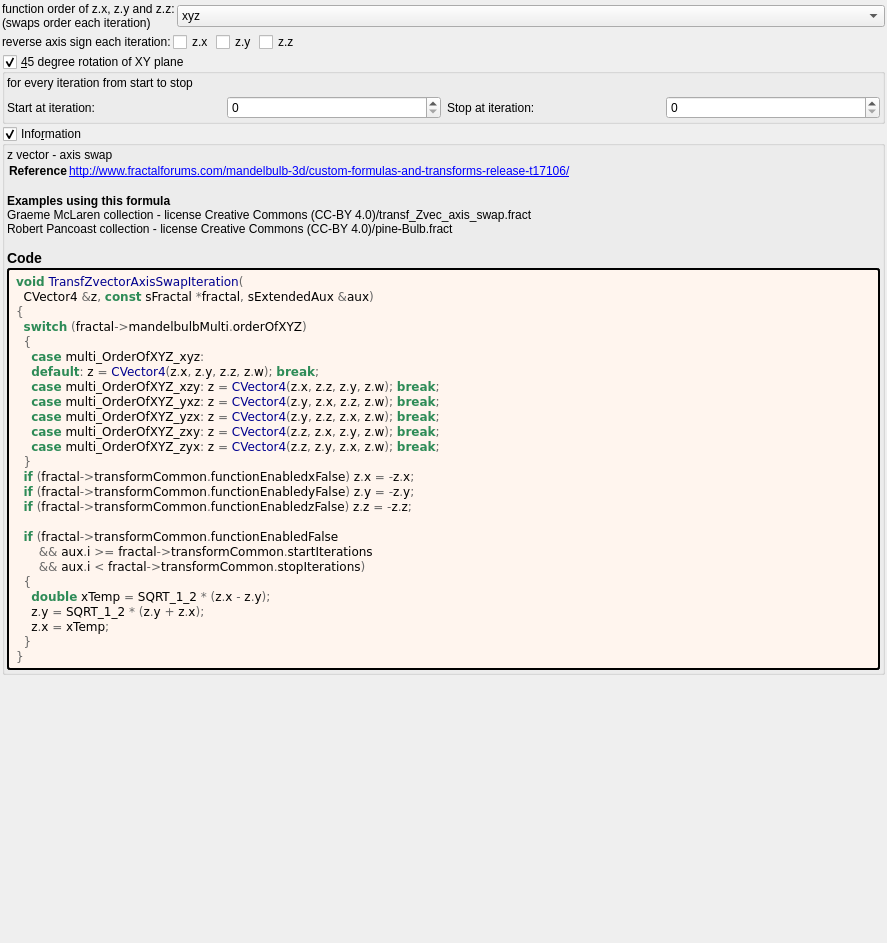
Old version of the form mandelbulber2/deploy/share/mandelbulber2/formula/ui/transf_zvector_axis_swap.ui in the repository irinox-ctrl/mandelbulber2.
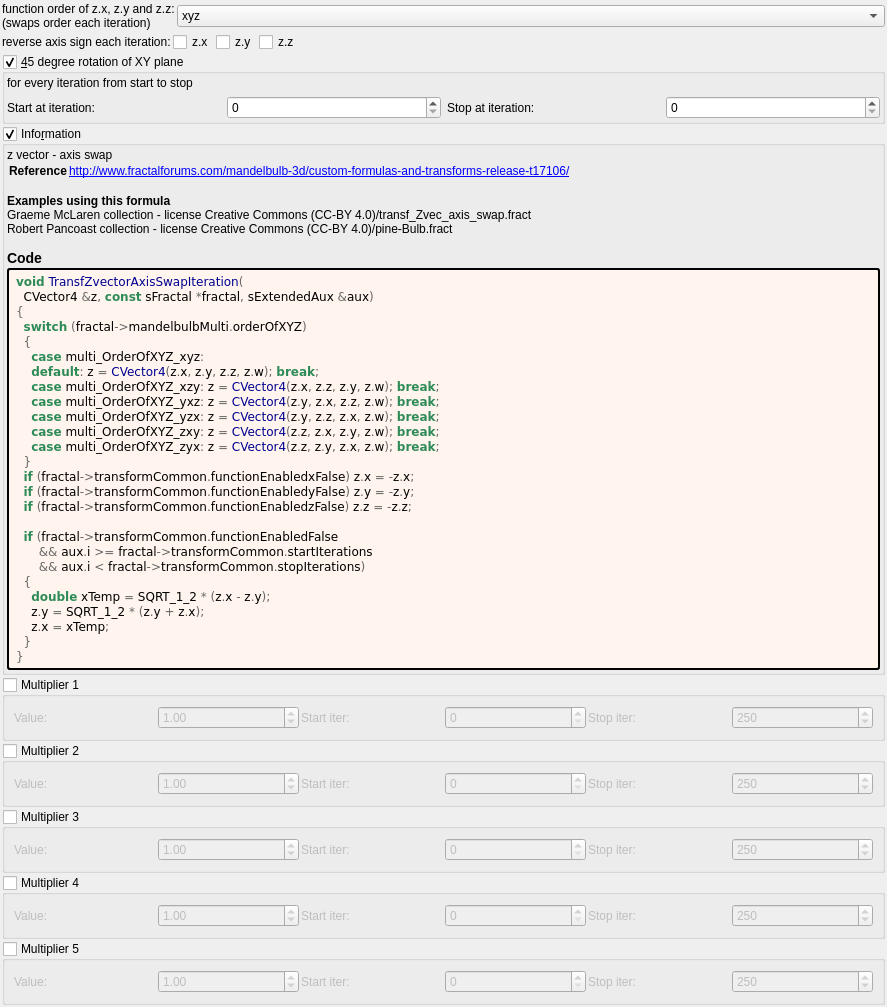
New version of the form. Custom widgets are drawn as their Qt base class.

Commit message:
feat: add 5 general-purpose multipliers to all 1007 fractal formulas
Each multiplier has:
- Checkbox (OFF by default)
- Value spinbox (default 1.0, range -100 to 100)
- Iteration start/stop range

Logic: z *= value; DE *= |value|;

Uses existing transformCommon parameters:
- Checkboxes: functionEnabledBx/By/Bz/Bw/CzFalse
- Values: scale4/5/6/8/16
- Ranges: startIterationsB-F/stopIterationsB-F

Modified 1007 .cpp (CPU), 1006 .cl (GPU), 1023 .ui files.
Both source (formula/) and deploy (deploy/share/) copies updated.

Patch:
```diff
--- a/mandelbulber2/deploy/share/mandelbulber2/formula/ui/transf_zvector_axis_swap.ui
+++ b/mandelbulber2/deploy/share/mandelbulber2/formula/ui/transf_zvector_axis_swap.ui
@@ -301,6 +301,192 @@
      </layout>
     </widget>
    </item>
+   <item>
+    <widget class="MyGroupBox" name="groupCheck_transf_function_enabledBx_false">
+     <property name="title"><string>Multiplier 1</string></property>
+     <property name="checkable"><bool>true</bool></property>
+     <property name="checked"><bool>false</bool></property>
+     <layout class="QGridLayout" name="gridLayout_mult1">
+      <property name="spacing"><number>2</number></property>
+      <item row="0" column="0">
+       <widget class="QLabel"><property name="text"><string>Value:</string></property></widget>
+      </item>
+      <item row="0" column="1">
+       <widget class="MyDoubleSpinBox" name="spinbox_transf_scale_4">
+        <property name="minimum"><double>-100.0</double></property><property name="maximum"><double>100.0</double></property>
+        <property name="singleStep"><double>0.01</double></property><property name="value"><double>1.0</double></property>
+       </widget>
+      </item>
+      <item row="0" column="2">
+       <widget class="QLabel"><property name="text"><string>Start iter:</string></property></widget>
+      </item>
+      <item row="0" column="3">
+       <widget class="MySpinBox" name="spinboxInt_transf_start_iterations_B">
+        <property name="minimum"><number>0</number></property><property name="maximum"><number>10000</number></property>
+        <property name="value"><number>0</number></property>
+       </widget>
+      </item>
+      <item row="0" column="4">
+       <widget class="QLabel"><property name="text"><string>Stop iter:</string></property></widget>
+      </item>
+      <item row="0" column="5">
+       <widget class="MySpinBox" name="spinboxInt_transf_stop_iterations_B">
+        <property name="minimum"><number>0</number></property><property name="maximum"><number>10000</number></property>
+        <property name="value"><number>250</number></property>
+       </widget>
+      </item>
+     </layout>
+    </widget>
+   </item>
+   <item>
+    <widget class="MyGroupBox" name="groupCheck_transf_function_enabledBy_false">
+     <property name="title"><string>Multiplier 2</string></property>
+     <property name="checkable"><bool>true</bool></property>
+     <property name="checked"><bool>false</bool></property>
+     <layout class="QGridLayout" name="gridLayout_mult2">
+      <property name="spacing"><number>2</number></property>
+      <item row="0" column="0">
+       <widget class="QLabel"><property name="text"><string>Value:</string></property></widget>
+      </item>
+      <item row="0" column="1">
+       <widget class="MyDoubleSpinBox" name="spinbox_transf_scale_5">
+        <property name="minimum"><double>-100.0</double></property><property name="maximum"><double>100.0</double></property>
+        <property name="singleStep"><double>0.01</double></property><property name="value"><double>1.0</double></property>
+       </widget>
+      </item>
+      <item row="0" column="2">
+       <widget class="QLabel"><property name="text"><string>Start iter:</string></property></widget>
+      </item>
+      <item row="0" column="3">
+       <widget class="MySpinBox" name="spinboxInt_transf_start_iterations_C">
+        <property name="minimum"><number>0</number></property><property name="maximum"><number>10000</number></property>
+        <property name="value"><number>0</number></property>
+       </widget>
+      </item>
+      <item row="0" column="4">
+       <widget class="QLabel"><property name="text"><string>Stop iter:</string></property></widget>
+      </item>
+      <item row="0" column="5">
+       <widget class="MySpinBox" name="spinboxInt_transf_stop_iterations_C">
+        <property name="minimum"><number>0</number></property><property name="maximum"><number>10000</number></property>
+        <property name="value"><number>250</number></property>
+       </widget>
+      </item>
+     </layout>
+    </widget>
+   </item>
+   <item>
+    <widget class="MyGroupBox" name="groupCheck_transf_function_enabledBz_false">
+     <property name="title"><string>Multiplier 3</string></property>
+     <property name="checkable"><bool>true</bool></property>
+     <property name="checked"><bool>false</bool></property>
+     <layout class="QGridLayout" name="gridLayout_mult3">
+      <property name="spacing"><number>2</number></property>
+      <item row="0" column="0">
+       <widget class="QLabel"><property name="text"><string>Value:</string></property></widget>
+      </item>
+      <item row="0" column="1">
+       <widget class="MyDoubleSpinBox" name="spinbox_transf_scale_6">
+        <property name="minimum"><double>-100.0</double></property><property name="maximum"><double>100.0</double></property>
+        <property name="singleStep"><double>0.01</double></property><property name="value"><double>1.0</double></property>
+       </widget>
+      </item>
+      <item row="0" column="2">
+       <widget class="QLabel"><property name="text"><string>Start iter:</string></property></widget>
+      </item>
+      <item row="0" column="3">
+       <widget class="MySpinBox" name="spinboxInt_transf_start_iterations_D">
+        <property name="minimum"><number>0</number></property><property name="maximum"><number>10000</number></property>
+        <property name="value"><number>0</number></property>
+       </widget>
+      </item>
+      <item row="0" column="4">
+       <widget class="QLabel"><property name="text"><string>Stop iter:</string></property></widget>
+      </item>
+      <item row="0" column="5">
+       <widget class="MySpinBox" name="spinboxInt_transf_stop_iterations_D">
+        <property name="minimum"><number>0</number></property><property name="maximum"><number>10000</number></property>
+        <property name="value"><number>250</number></property>
+       </widget>
+      </item>
+     </layout>
+    </widget>
+   </item>
+   <item>
+    <widget class="MyGroupBox" name="groupCheck_transf_function_enabledBw_false">
+     <property name="title"><string>Multiplier 4</string></property>
+     <property name="checkable"><bool>true</bool></property>
+     <property name="checked"><bool>false</bool></property>
+     <layout class="QGridLayout" name="gridLayout_mult4">
+      <property name="spacing"><number>2</number></property>
+      <item row="0" column="0">
+       <widget class="QLabel"><property name="text"><string>Value:</string></property></widget>
+      </item>
+      <item row="0" column="1">
+       <widget class="MyDoubleSpinBox" name="spinbox_transf_scale_8">
+        <property name="minimum"><double>-100.0</double></property><property name="maximum"><double>100.0</double></property>
+        <property name="singleStep"><double>0.01</double></property><property name="value"><double>1.0</double></property>
+       </widget>
+      </item>
+      <item row="0" column="2">
+       <widget class="QLabel"><property name="text"><string>Start iter:</string></property></widget>
+      </item>
+      <item row="0" column="3">
+       <widget class="MySpinBox" name="spinboxInt_transf_start_iterations_E">
+        <property name="minimum"><number>0</number></property><property name="maximum"><number>10000</number></property>
+        <property name="value"><number>0</number></property>
+       </widget>
+      </item>
+      <item row="0" column="4">
+       <widget class="QLabel"><property name="text"><string>Stop iter:</string></property></widget>
+      </item>
+      <item row="0" column="5">
+       <widget class="MySpinBox" name="spinboxInt_transf_stop_iterations_E">
+        <property name="minimum"><number>0</number></property><property name="maximum"><number>10000</number></property>
+        <property name="value"><number>250</number></property>
+       </widget>
+      </item>
+     </layout>
+    </widget>
+   </item>
+   <item>
+    <widget class="MyGroupBox" name="groupCheck_transf_function_enabledCz_false">
+     <property name="title"><string>Multiplier 5</string></property>
+     <property name="checkable"><bool>true</bool></property>
+     <property name="checked"><bool>false</bool></property>
+     <layout class="QGridLayout" name="gridLayout_mult5">
+      <property name="spacing"><number>2</number></property>
+      <item row="0" column="0">
+       <widget class="QLabel"><property name="text"><string>Value:</string></property></widget>
+      </item>
+      <item row="0" column="1">
+       <widget class="MyDoubleSpinBox" name="spinbox_transf_scale_16">
+        <property name="minimum"><double>-100.0</double></property><property name="maximum"><double>100.0</double></property>
+        <property name="singleStep"><double>0.01</double></property><property name="value"><double>1.0</double></property>
+       </widget>
+      </item>
+      <item row="0" column="2">
+       <widget class="QLabel"><property name="text"><string>Start iter:</string></property></widget>
+      </item>
+      <item row="0" column="3">
+       <widget class="MySpinBox" name="spinboxInt_transf_start_iterations_F">
+        <property name="minimum"><number>0</number></property><property name="maximum"><number>10000</number></property>
+        <property name="value"><number>0</number></property>
+       </widget>
+      </item>
+      <item row="0" column="4">
+       <widget class="QLabel"><property name="text"><string>Stop iter:</string></property></widget>
+      </item>
+      <item row="0" column="5">
+       <widget class="MySpinBox" name="spinboxInt_transf_stop_iterations_F">
+        <property name="minimum"><number>0</number></property><property name="maximum"><number>10000</number></property>
+        <property name="value"><number>250</number></property>
+       </widget>
+      </item>
+     </layout>
+    </widget>
+   </item>
+
    <item>
     <spacer name="verticalSpacer">
      <property name="orientation">
@@ -338,6 +524,11 @@
    <extends>QComboBox</extends>
    <header>my_combo_box.h</header>
   </customwidget>
+   <customwidget>
+   <class>MyDoubleSpinBox</class>
+   <extends>QDoubleSpinBox</extends>
+   <header>my_double_spin_box.h</header>
+  </customwidget>
  </customwidgets>
  <tabstops>
   <tabstop>checkBox_transf_function_enabledx_false</tabstop>
```
The commit also changes 3972 other files.
